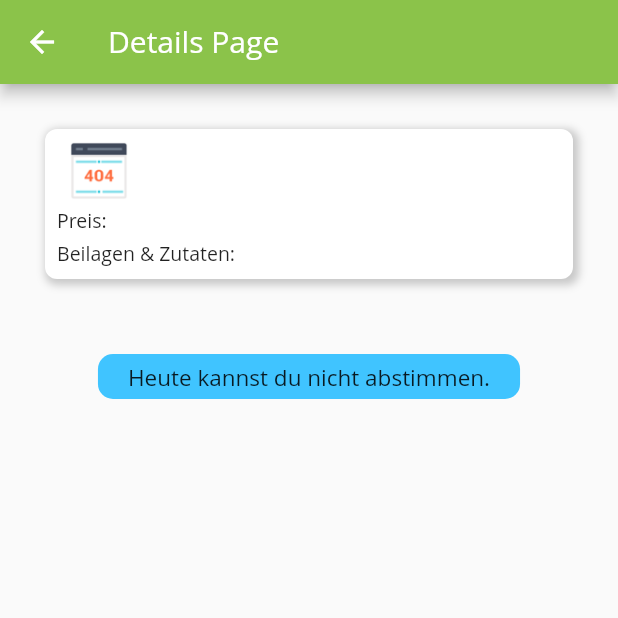
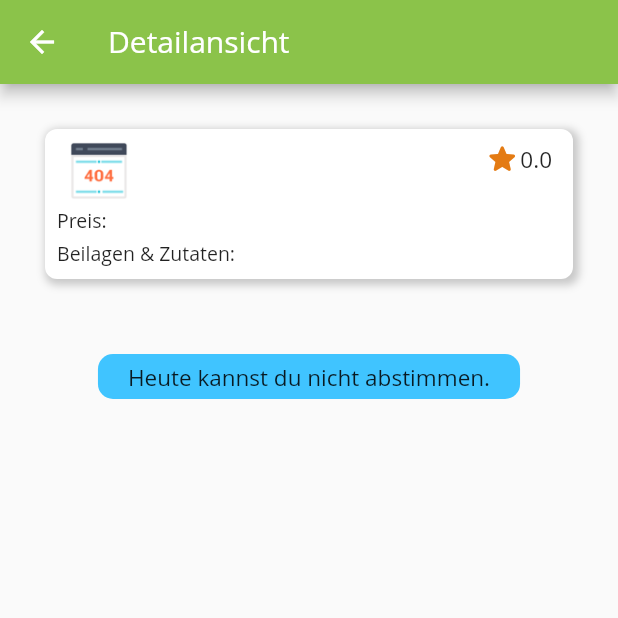
Before and after one commit to whosFritz/MensiMates, a Flutter app: the DetailRatingPage screen opened directly with empty values, on a phone screen of 412 x 824 dp, the top half of it. Run offline on Flutter 3.47's test engine with Material 2 defaults, Android fonts, the phone set to English and light mode, and no system bars; our stand-ins replace flutter_rating_bar, shared_preferences; accounts and stored records are empty; Roboto replaces fonts that are missing (Open Sans).

Commit message:
mehr animation geht nicht

```diff
--- a/essensgetterapp/lib/detailedpage_widget.dart
+++ b/essensgetterapp/lib/detailedpage_widget.dart
@@ -353,20 +353,26 @@ class _DetailRatingPageState extends State<DetailRatingPage> {
     } else {
       return Scaffold(
         appBar: AppBar(
-            title: const Text("Details Page"),
-            backgroundColor: Colors.lightGreen),
+          title: const Text("Detailansicht"),
+          backgroundColor: Colors.lightGreen,
+          leading: IconButton(
+            icon: const Icon(Icons.arrow_back),
+            onPressed: () {
+              Navigator.pop(context);
+            },
+          ),
+        ),
         body: SafeArea(
           child: GestureDetector(
             child: Column(
-              children: <Widget>[
+              children: [
                 Row(
-                  mainAxisSize: MainAxisSize.max,
-                  mainAxisAlignment: MainAxisAlignment.center,
                   children: [
                     Expanded(
                       child: Padding(
-                        padding: const EdgeInsetsDirectional.fromSTEB(
-                            30, 30, 30, 30),
+                        padding: const EdgeInsetsDirectional.fromSTEB(30, 30, 30, 30),
+                        child: Hero(
+                          tag: widget.dishdetailed.id,
                           child: Container(
                             width: double.infinity,
                             decoration: BoxDecoration(
@@ -393,7 +399,8 @@ class _DetailRatingPageState extends State<DetailRatingPage> {
                               children: [
                                 Expanded(
                                   child: Padding(
-                                  padding: const EdgeInsetsDirectional.fromSTEB(
+                                    padding:
+                                        const EdgeInsetsDirectional.fromSTEB(
                                             8, 8, 8, 8),
                                     child: Column(
                                       mainAxisSize: MainAxisSize.max,
@@ -408,8 +415,8 @@ class _DetailRatingPageState extends State<DetailRatingPage> {
                                                 padding:
                                                     const EdgeInsetsDirectional
                                                         .fromSTEB(0, 0, 8, 0),
-                                              child: decideIconFile(
-                                                  widget.dishdetailed.category),
+                                                child: decideIconFile(widget
+                                                    .dishdetailed.category),
                                               ),
                                               Expanded(
                                                 child: Text(
@@ -439,7 +446,8 @@ class _DetailRatingPageState extends State<DetailRatingPage> {
                                                       .textTheme
                                                       .bodyText1
                                                       ?.copyWith(
-                                                        fontFamily: "Open Sans",
+                                                          fontFamily:
+                                                              "Open Sans",
                                                           fontSize: 13),
                                                 ),
                                               ),
@@ -459,7 +467,8 @@ class _DetailRatingPageState extends State<DetailRatingPage> {
                                                       .textTheme
                                                       .bodyText1
                                                       ?.copyWith(
-                                                        fontFamily: "Open Sans",
+                                                          fontFamily:
+                                                              "Open Sans",
                                                           fontSize: 13),
                                                 ),
                                               ),
@@ -470,7 +479,48 @@ class _DetailRatingPageState extends State<DetailRatingPage> {
                                     ),
                                   ),
                                 ),
+                                Padding(
+                                  padding: const EdgeInsetsDirectional.fromSTEB(
+                                      8, 8, 8, 8),
+                                  child: Column(
+                                    mainAxisSize: MainAxisSize.max,
+                                    children: [
+                                      Container(
+                                        decoration: BoxDecoration(
+                                          color: Colors.white,
+                                          borderRadius:
+                                              BorderRadius.circular(6),
+                                        ),
+                                        child: Row(
+                                          mainAxisSize: MainAxisSize.max,
+                                          children: [
+                                            const Icon(
+                                              Icons.star_rounded,
+                                              color: Color(0xFFE47B13),
+                                              size: 24,
+                                            ),
+                                            Padding(
+                                              padding:
+                                                  const EdgeInsetsDirectional
+                                                      .fromSTEB(0, 0, 6, 0),
+                                              child: Text(
+                                                "${widget.dishdetailed.rating}",
+                                                style: Theme.of(context)
+                                                    .textTheme
+                                                    .bodyText1
+                                                    ?.copyWith(
+                                                        fontFamily: "Open Sans",
+                                                        fontSize: 15),
+                                              ),
+                                            ),
                                           ],
+                                        ),
+                                      ),
+                                    ],
+                                  ),
+                                ),
+                              ],
+                            ),
                           ),
                         ),
                       ),
--- a/essensgetterapp/lib/main.dart
+++ b/essensgetterapp/lib/main.dart
@@ -160,12 +160,7 @@ class _HomePageWidgetState extends State<HomePageWidget> {
           itemCount: dishes.length,
           itemBuilder: (context, index) {
             final dish = dishes[index];
-            return Row(
-                mainAxisSize: MainAxisSize.max,
-                mainAxisAlignment: MainAxisAlignment.center,
-                children: [
-                  Expanded(
-                    child: Padding(
+            return Padding(
               padding:
                   const EdgeInsetsDirectional.fromSTEB(30, 30, 30, 30),
               child: InkWell(
@@ -324,9 +319,7 @@ class _HomePageWidgetState extends State<HomePageWidget> {
                   ),
                 ),
               ),
-                    ),
-                  ),
-                ]);
+            );
           }),
     );
   }
```
Lines whose indentation alone changed are shown as unchanged.
